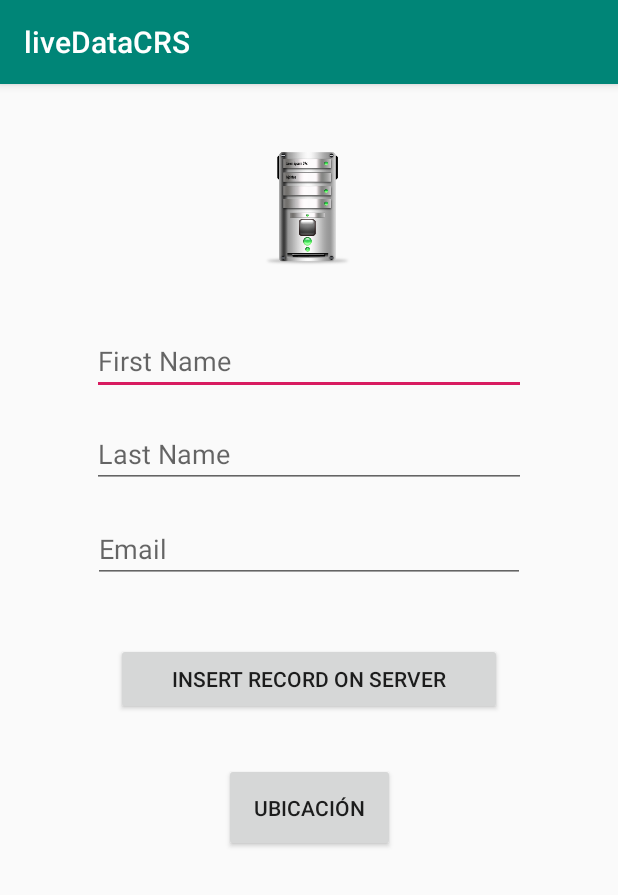
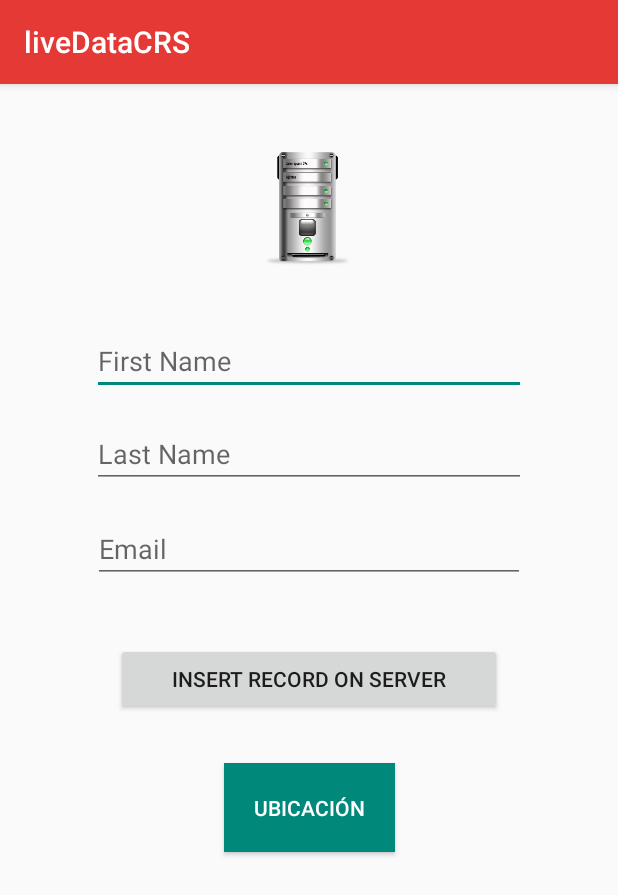
Before and after one commit to OCHOASV/liveDataCRS, an Android app: the screen it shows after launch (MainActivity), on a phone screen of 412 x 824 dp. Shown: the top 895 px of the screen. Run offline under Robolectric (Android 15) with nearby library versions, the phone set to English and light mode, and no system bars; our stand-ins replace Volley.

Commit message:
Se agrega petición de permiso para utilizar el GPS del dispositivo. También se cambia la paleta de colores de la app.

```diff
--- a/app/src/main/java/com/example/livedatacrs/MapsActivity.java
+++ b/app/src/main/java/com/example/livedatacrs/MapsActivity.java
@@ -8,6 +8,7 @@ import android.os.Build;
 import android.os.Bundle;
 
 import androidx.annotation.RequiresApi;
+import androidx.core.app.ActivityCompat;
 import androidx.fragment.app.FragmentActivity;
 
 import com.google.android.gms.maps.CameraUpdateFactory;
@@ -20,6 +21,7 @@ import com.google.android.gms.maps.model.MarkerOptions;
 public class MapsActivity extends FragmentActivity implements OnMapReadyCallback {
 
     private GoogleMap mMap;
+    private int REQUEST_ACCESS_FINE = 0;
 
     @Override
     protected void onCreate(Bundle savedInstanceState) {
@@ -43,11 +45,13 @@ public class MapsActivity extends FragmentActivity implements OnMapReadyCallback
      */
     @RequiresApi(api = Build.VERSION_CODES.M)
     @Override
+
+
     public void onMapReady(GoogleMap googleMap) {
         mMap = googleMap;
         LocationManager locationManager = (LocationManager) getSystemService(LOCATION_SERVICE);
         if (checkSelfPermission(Manifest.permission.ACCESS_FINE_LOCATION) != PackageManager.PERMISSION_GRANTED && checkSelfPermission(Manifest.permission.ACCESS_COARSE_LOCATION) != PackageManager.PERMISSION_GRANTED) {
-            return;
+            ActivityCompat.requestPermissions(this, new String[] {Manifest.permission.ACCESS_FINE_LOCATION}, REQUEST_ACCESS_FINE);
         }
         Location location = locationManager.getLastKnownLocation(LocationManager.NETWORK_PROVIDER);
         getLocation(location);
--- a/app/src/main/res/layout/activity_main.xml
+++ b/app/src/main/res/layout/activity_main.xml
@@ -102,8 +102,10 @@
         android:layout_width="wrap_content"
         android:layout_height="wrap_content"
         android:layout_marginTop="32dp"
+        android:background="@color/colorAccent"
         android:padding="20dp"
         android:text="UBICACIÓN"
+        android:textColor="@android:color/background_light"
         app:layout_constraintEnd_toEndOf="parent"
         app:layout_constraintStart_toStartOf="parent"
         app:layout_constraintTop_toBottomOf="@+id/ButtonInsert" />
--- a/app/src/main/res/values/colors.xml
+++ b/app/src/main/res/values/colors.xml
@@ -1,6 +1,6 @@
 <?xml version="1.0" encoding="utf-8"?>
 <resources>
-    <color name="colorPrimary">#008577</color>
-    <color name="colorPrimaryDark">#00574B</color>
-    <color name="colorAccent">#D81B60</color>
+    <color name="colorPrimary">#e53935</color>
+    <color name="colorPrimaryDark">#ab000d</color>
+    <color name="colorAccent">#00897B</color>
 </resources>
```
